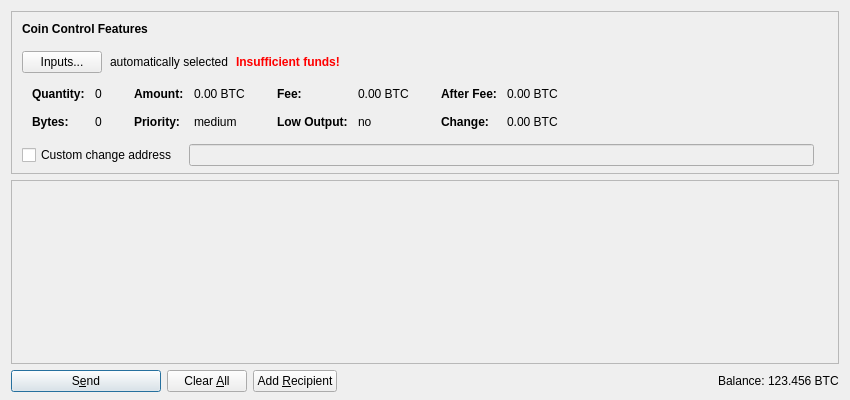
fartcoin-project/fartcoin, file src/qt/forms/sendcoinsdialog.ui: the form before one commit.
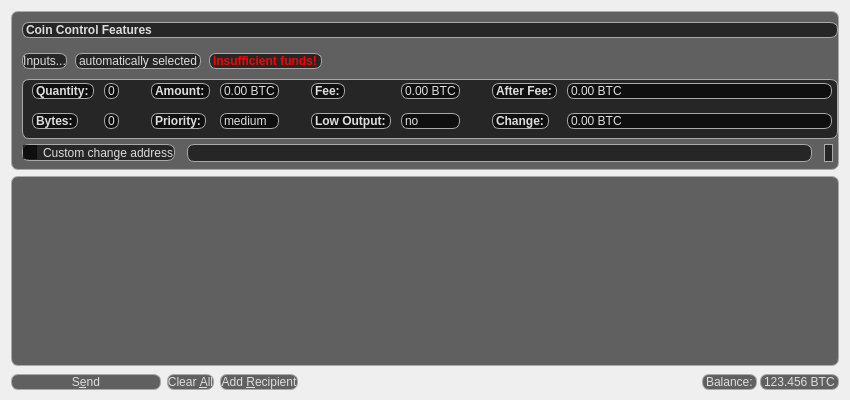
The form after the commit. Icons and pictures are not drawn. Custom widgets are drawn as their Qt base class.

Commit message: wallet design update

Patch:
```diff
--- a/src/qt/forms/sendcoinsdialog.ui
+++ b/src/qt/forms/sendcoinsdialog.ui
@@ -19,6 +19,10 @@
    </property>
    <item>
     <widget class="QFrame" name="frameCoinControl">
+<!-- Set the background to 60% with white border -->
+            <property name="styleSheet">
+             <string notr="true"> background-color: rgba(0, 0, 0, 60%); border-radius: 7px; border: 1px solid #AAAAAA; color: #DDDDDD; </string>
+            </property>
      <property name="sizePolicy">
       <sizepolicy hsizetype="Expanding" vsizetype="Expanding">
        <horstretch>0</horstretch>
@@ -605,10 +609,18 @@
    </item>
    <item>
     <widget class="QScrollArea" name="scrollArea">
+<!-- Set the background to 0% of area with no border -->
+            <property name="styleSheet">
+             <string notr="true"> background-color: rgba(0, 0, 0, 0%);  border: 0px;  </string>
+            </property>
      <property name="widgetResizable">
       <bool>true</bool>
      </property>
      <widget class="QWidget" name="scrollAreaWidgetContents">
+<!-- Set the background to 60% with white border -->
+            <property name="styleSheet">
+             <string notr="true"> background-color: rgba(0, 0, 0, 60%); border-radius: 7px; border: 1px solid #AAAAAA; color: #DDDDDD; </string>
+            </property>
       <property name="geometry">
        <rect>
         <x>0</x>
@@ -658,6 +670,10 @@
     <layout class="QHBoxLayout" name="horizontalLayout">
      <item>
       <widget class="QPushButton" name="sendButton">
+<!-- Background alpha of text set back to 0% -->
+              <property name="styleSheet">
+               <string notr="true">background-color: rgba(0, 0, 0, 60%); color: #DDDDDD;  border: 1px solid #AAAAAA;  border-radius: 7px;  </string>
+              </property>
        <property name="minimumSize">
         <size>
          <width>150</width>
@@ -681,6 +697,10 @@
      </item>
      <item>
       <widget class="QPushButton" name="clearButton">
+<!-- Background alpha of text set back to 0% -->
+              <property name="styleSheet">
+               <string notr="true">background-color: rgba(0, 0, 0, 60%); color: #DDDDDD;  border: 1px solid #AAAAAA;  border-radius: 7px;  </string>
+              </property>
        <property name="sizePolicy">
         <sizepolicy hsizetype="Minimum" vsizetype="Fixed">
          <horstretch>0</horstretch>
@@ -707,6 +727,10 @@
      </item>
      <item>
       <widget class="QPushButton" name="addButton">
+<!-- Background alpha of text set back to 0% -->
+              <property name="styleSheet">
+               <string notr="true">background-color: rgba(0, 0, 0, 60%); color: #DDDDDD;  border: 1px solid #AAAAAA;  border-radius: 7px;  </string>
+              </property>
        <property name="toolTip">
         <string>Send to multiple recipients at once</string>
        </property>
@@ -742,6 +766,10 @@
        </property>
        <item>
         <widget class="QLabel" name="label">
+<!-- Background alpha of text set back to 0% -->
+              <property name="styleSheet">
+               <string notr="true">background-color: rgba(0, 0, 0, 60%); color: #DDDDDD; border: 1px solid #AAAAAA;  border-radius: 7px;  </string>
+              </property>
          <property name="sizePolicy">
           <sizepolicy hsizetype="Preferred" vsizetype="Fixed">
            <horstretch>0</horstretch>
@@ -755,6 +783,10 @@
        </item>
        <item>
         <widget class="QLabel" name="labelBalance">
+<!-- Background alpha of text set back to 0% -->
+              <property name="styleSheet">
+               <string notr="true">background-color: rgba(0, 0, 0, 60%); color: #DDDDDD; border: 1px solid #AAAAAA;  border-radius: 7px;  </string>
+              </property>
          <property name="sizePolicy">
           <sizepolicy hsizetype="Preferred" vsizetype="Fixed">
            <horstretch>0</horstretch>
```
Left out of the diff: 3 changed lines with no effect on the pictures. The commit also changes 7 other files.
